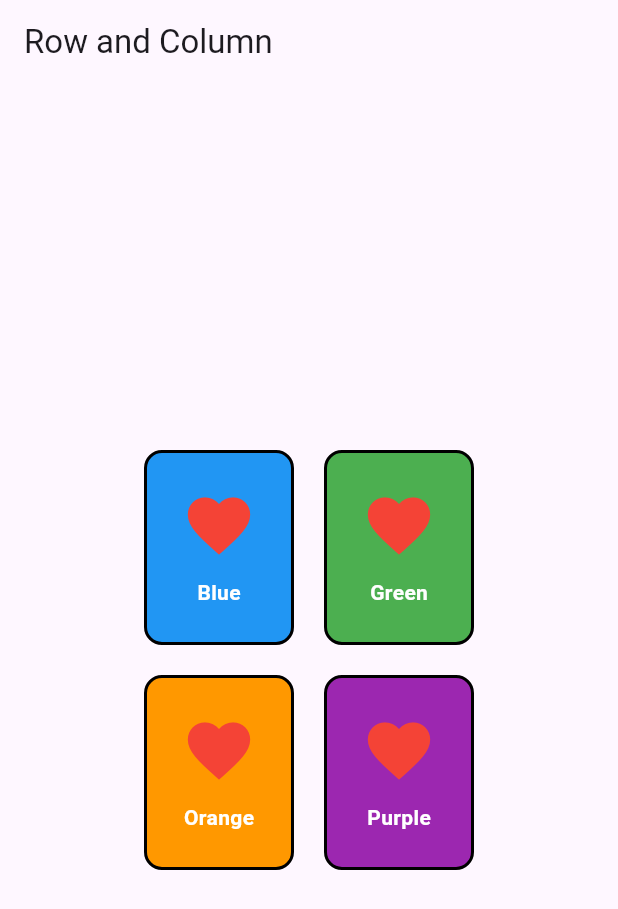
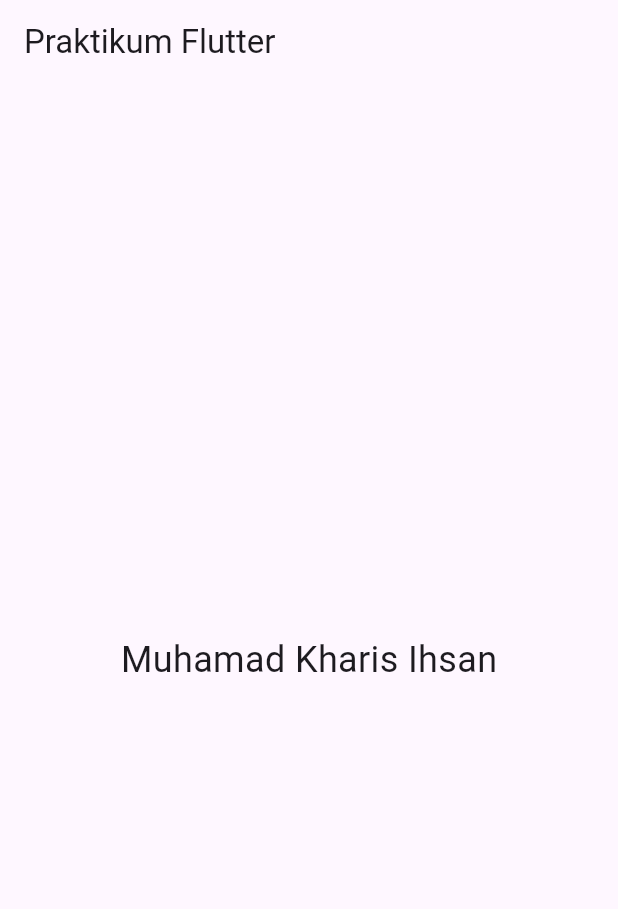
Before and after one commit to icunicn/mobile-programming, a Flutter app: the screen it shows after launch, on a phone screen of 412 x 824 dp. Shown: the top 909 px of the screen. Run offline on Flutter 3.47's test engine with Material 3 defaults, Android fonts, the phone set to English and light mode, and no system bars.

```diff
--- a/lib/main.dart
+++ b/lib/main.dart
@@ -9,66 +9,17 @@ class MyApp extends StatelessWidget {
   @override
   Widget build(BuildContext context) {
     return MaterialApp(
-      title: 'Row and Column',
       home: Scaffold(
-        appBar: AppBar(title: Text('Row and Column')),
-        body: Center(
-          child: Column(
-            mainAxisAlignment: MainAxisAlignment.center,
-            children: [
-              Row(
-                mainAxisAlignment: MainAxisAlignment.center,
-                children: [
-                  KotakWarna(warna: Colors.blue, label: 'Blue'),
-                  SizedBox(width: 20),
-                  KotakWarna(warna: Colors.green, label: 'Green'),
-                ],
-              ),
-              SizedBox(height: 20),
-              Row(
-                mainAxisAlignment: MainAxisAlignment.center,
-                children: [
-                  KotakWarna(warna: Colors.orange, label: 'Orange'),
-                  SizedBox(width: 20),
-                  KotakWarna(warna: Colors.purple, label: 'Purple'),
-                ],
-              ),
-            ],
-          ),
+        appBar: AppBar(
+          title: const Text('Praktikum Flutter'
+        )),
+        body: const Center(
+          child: Text(
+            'Muhamad Kharis Ihsan',
+            style: TextStyle(fontSize: 24),
+          )
         ),
-      ),
+      )
     );
   }
 }
-
-class KotakWarna extends StatelessWidget {
-  final Color warna;
-  final String label;
-
-  const KotakWarna({Key? key, required this.warna, required this.label})
-    : super(key: key);
-
-  @override
-  Widget build(BuildContext context) {
-    return Container(
-      width: 100,
-      height: 130,
-      decoration: BoxDecoration(
-        color: warna,
-        border: Border.all(color: Colors.black, width: 2),
-        borderRadius: BorderRadius.circular(12),
-      ),
-      child: Column(
-        mainAxisAlignment: MainAxisAlignment.center,
-        children: [
-          Icon(Icons.favorite, color: Colors.red, size: 50),
-          SizedBox(height: 10),
-          Text(
-            label,
-            style: TextStyle(color: Colors.white, fontWeight: FontWeight.bold),
-          ),
-        ],
-      ),
-    );
-  }
-}
```
Also changed, not shown: 6 other files.
